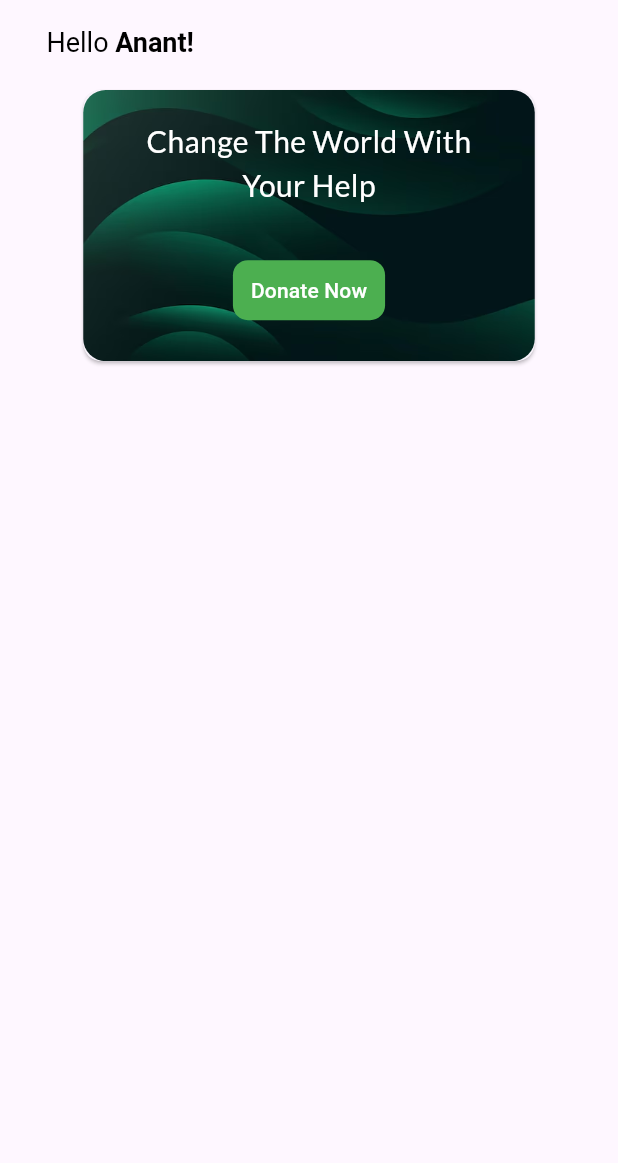
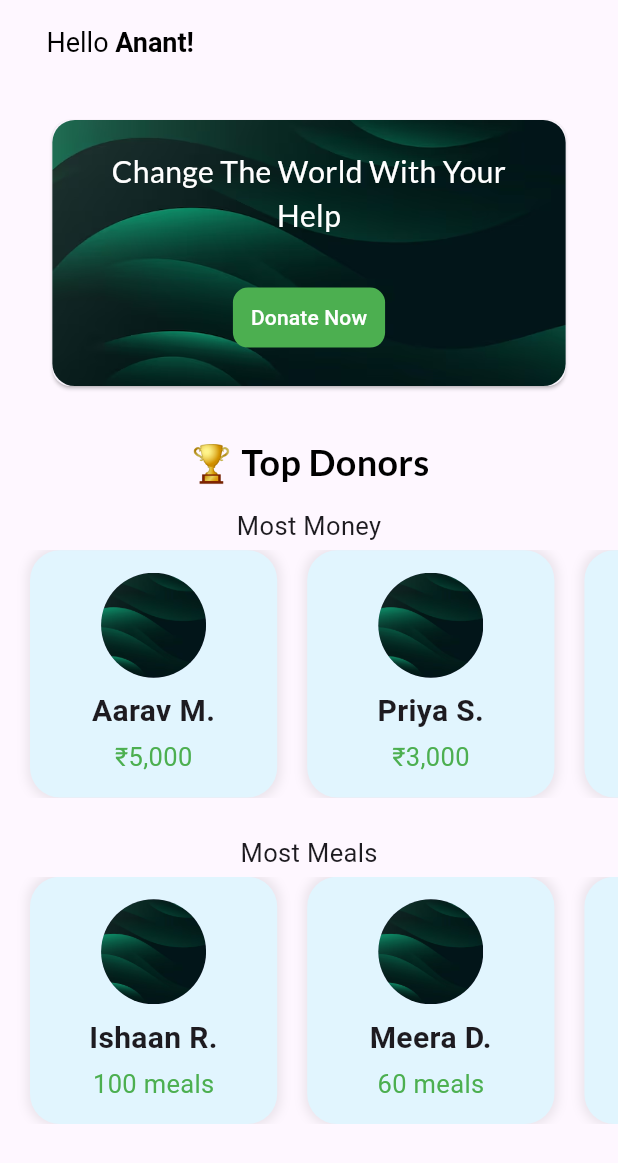
Before and after one commit to GithubAnant/Hand2Hand, a Flutter app: the screen it shows after launch, on a phone screen of 412 x 824 dp. Shown: the top 1163 px of the screen. Run offline on Flutter 3.47's test engine with Material 3 defaults, Android fonts, the phone set to English and light mode, and no system bars.

Commit message:
top donors added

```diff
--- /dev/null
+++ b/lib/donate_now_card.dart
@@ -0,0 +1,75 @@
+import 'package:flutter/material.dart';
+import 'package:hand2hand/top_donors.dart';
+
+class DonateNowCard extends StatelessWidget {
+  const DonateNowCard({
+    super.key,
+  });
+
+  @override
+  Widget build(BuildContext context) {
+    return Card(
+      child: Stack(
+
+
+
+        children: [
+
+          // Image
+          ClipRRect(
+            borderRadius: BorderRadius.circular(15),
+            child: SizedBox(
+              width: double.infinity,
+              child: Image.asset(
+                'assets/images/card_backdrop.png',
+                fit: BoxFit.fill,
+              ),
+            ),
+          ),
+
+          Column(
+            mainAxisSize: MainAxisSize.min,
+            children: [
+              Padding(
+                padding: const EdgeInsets.only(
+                  left: 38,
+                  right: 38,
+                  top: 20,
+                  bottom: 5,
+                ),
+                child: Text(
+                  'Change The World With Your Help',
+                  textAlign: TextAlign.center,
+                  style: TextStyle(
+                    fontSize: 20,
+                    color: Colors.white,
+                    fontFamily: 'Lato',
+                  ),
+                ),
+              ),
+
+              SizedBox(
+                height: MediaQuery.of(context).size.height * 0.03,
+              ),
+
+              TextButton(
+                onPressed: () {
+                  Navigator.push(context, MaterialPageRoute(builder: (context) => DonateWhat()));
+                },
+
+                style: TextButton.styleFrom(
+                  shape: RoundedRectangleBorder(
+                    borderRadius: BorderRadius.circular(10),
+                  ),
+                  backgroundColor: Colors.green,
+                  foregroundColor: Colors.white,
+                ),
+                child: Text('Donate Now'),
+              ),
+            ],
+          ),
+        ],
+      ),
+    );
+  }
+}
--- /dev/null
+++ b/lib/heading_title.dart
@@ -0,0 +1,32 @@
+import 'package:flutter/material.dart';
+
+class HeadingTitleName extends StatelessWidget {
+  const HeadingTitleName({super.key, required this.username});
+
+  final String username;
+
+  @override
+  Widget build(BuildContext context) {
+    return Padding(
+      padding: const EdgeInsets.only(left: 15.0),
+      child: RichText(
+        text: TextSpan(
+          children: [
+            TextSpan(
+              text: "Hello ",
+              style: TextStyle(fontSize: 18, color: Colors.black),
+            ),
+            TextSpan(
+              text: '$username!',
+              style: TextStyle(
+                color: Colors.black,
+                fontWeight: FontWeight.bold,
+                fontSize: 18,
+              ),
+            ),
+          ],
+        ),
+      ),
+    );
+  }
+}
--- a/lib/landing_page.dart
+++ b/lib/landing_page.dart
@@ -1,4 +1,6 @@
 import 'package:flutter/material.dart';
+import 'package:hand2hand/donate_now_card.dart';
+import 'package:hand2hand/heading_title.dart';
 
 class LandingPage extends StatefulWidget {
   const LandingPage({super.key});
@@ -10,101 +12,168 @@ class LandingPage extends StatefulWidget {
 class _LandingPageState extends State<LandingPage> {
   String username = "Anant";
 
-  @override
-  void initState() {
-    super.initState();
-  }
+  final List<Map<String, dynamic>> donorsMoney = [
+    {
+      "name": "Aarav M.",
+      "amount": "₹5,000",
+      "image": "assets/images/card_backdrop.png",
+    },
+    {
+      "name": "Priya S.",
+      "amount": "₹3,000",
+      "image": "assets/images/card_backdrop.png",
+    },
+    {
+      "name": "Rohan K.",
+      "amount": "₹2,500",
+      "image": "assets/images/card_backdrop.png",
+    },
+    {
+      "name": "Ananya V.",
+      "amount": "₹2,000",
+      "image": "assets/images/card_backdrop.png",
+    },
+    {
+      "name": "Vikram T.",
+      "amount": "₹1,500",
+      "image": "assets/images/card_backdrop.png",
+    },
+  ];
+
+  final List<Map<String, String>> donorsMeals = [
+    {
+      "name": "Ishaan R.",
+      "amount": "100 meals",
+      "image": "assets/images/card_backdrop.png",
+    },
+    {
+      "name": "Meera D.",
+      "amount": "60 meals",
+      "image": "assets/images/card_backdrop.png",
+    },
+    {
+      "name": "Vivaan S.",
+      "amount": "50 meals",
+      "image": "assets/images/card_backdrop.png",
+    },
+    {
+      "name": "Aisha K.",
+      "amount": "40 meals",
+      "image": "assets/images/card_backdrop.png",
+    },
+    {
+      "name": "Rehan P.",
+      "amount": "30 meals",
+      "image": "assets/images/card_backdrop.png",
+    },
+  ];
 
   @override
   Widget build(BuildContext context) {
     return Scaffold(
       appBar: AppBar(title: HeadingTitleName(username: username)),
-      body: Center(
+      body: Column(
+        crossAxisAlignment: CrossAxisAlignment.center,
+        children: [
+          SizedBox(height: 20),
+
+          // Top Donors Section
+          Padding(
+            padding: const EdgeInsets.symmetric(horizontal: 15.0),
             child: Column(
+              // crossAxisAlignment: CrossAxisAlignment.start,
               children: [
-            SizedBox(
-              width: MediaQuery.of(context).size.width * 0.75,
-              child: Card(
-                child: Stack(
-                  children: [
-                    ClipRRect(
-                      borderRadius: BorderRadius.circular(15),
-                      child: Image.asset(
-                        'assets/images/card_backdrop.png',
-                        fit: BoxFit.cover,
+                Center(
+                  child: SizedBox(
+                    width: MediaQuery.of(context).size.width * 0.85,
+                    height: MediaQuery.of(context).size.width * 0.45,
+                    child: DonateNowCard(),
+                  ),
+                ),
+                SizedBox(height: 30),
+
+                Text(
+                  '🏆 Top Donors',
+                  style: TextStyle(
+                    color: Colors.black,
+                    fontFamily: 'Lato',
+                    fontSize: 24,
+                    fontWeight: FontWeight.bold,
                   ),
                 ),
 
-                    Center(
-                      child: Column(
-                        children: [
-                          Padding(
-                            padding: const EdgeInsets.only(left: 28, right: 28, top: 20, bottom: 15),
-                            child: Text(
-                              'Change The World With Your Help',
-                              textAlign: TextAlign.center,
-                              style: TextStyle(
-                                fontSize: 20,
-                                color: Colors.white,
-                                fontFamily: 'Lato'
-                                ),
-                            ),
-                          ),
-
-                          SizedBox(height: MediaQuery.of(context).size.height*0.02),
-
-                          TextButton(
-                            onPressed: (){},
-
-                            style: TextButton.styleFrom(
-                              shape: RoundedRectangleBorder(
-                                borderRadius: BorderRadius.circular(10)
-                              ),
-                              backgroundColor: Colors.green,
-                              foregroundColor: Colors.white
-                            ),
-                            child: Text('Donate Now'),
-                            )
+                SizedBox(height: MediaQuery.of(context).size.height * 0.005),
               ],
             ),
           ),
+          SizedBox(height: MediaQuery.of(context).size.height * 0.01),
+          Text('Most Money', style: TextStyle(fontSize: 17),),
+          SizedBox(height: MediaQuery.of(context).size.height * 0.005),
+
+          // Top Donors ListView
+          ListViewDonorsTop(donorsWhat: donorsMoney),
+          SizedBox(height: MediaQuery.of(context).size.height * 0.03),
+          Text('Most Meals', style: TextStyle(fontSize: 17),),
+          SizedBox(height: MediaQuery.of(context).size.height * 0.005),
+          ListViewDonorsTop(donorsWhat: donorsMeals),
         ],
-                ),
-              ),
-            ),
-          ],
-        ),
       ),
     );
   }
 }
 
-class HeadingTitleName extends StatelessWidget {
-  const HeadingTitleName({super.key, required this.username});
+class ListViewDonorsTop extends StatelessWidget {
+  const ListViewDonorsTop({super.key, required this.donorsWhat});
 
-  final String username;
+  final List<Map<String, dynamic>> donorsWhat;
 
   @override
   Widget build(BuildContext context) {
-    return Padding(
-      padding: const EdgeInsets.only(left: 15.0),
-      child: RichText(
-        text: TextSpan(
-          children: [
-            TextSpan(
-              text: "Hello ",
-              style: TextStyle(fontSize: 18, color: Colors.black),
-            ),
-            TextSpan(
-              text: '$username!',
-              style: TextStyle(
-                color: Colors.black,
-                fontWeight: FontWeight.bold,
-                fontSize: 18,
-              ),
+    return SizedBox(
+      height: MediaQuery.of(context).size.height * 0.20,
+      child: ListView.builder(
+        scrollDirection: Axis.horizontal,
+        itemCount: donorsWhat.length,
+        itemBuilder: (context, index) {
+          final donor = donorsWhat[index];
+          return Container(
+            width: MediaQuery.of(context).size.width * 0.4,
+            margin: EdgeInsets.only(left: 20, right: 0),
+            padding: EdgeInsets.all(10),
+            decoration: BoxDecoration(
+              color: Colors.lightBlue.shade50,
+              borderRadius: BorderRadius.circular(20),
+              boxShadow: [
+                BoxShadow(
+                  color: Colors.black.withAlpha(20),
+                  blurRadius: 5,
+                  spreadRadius: 2,
                 ),
               ],
             ),
+            child: Column(
+              mainAxisAlignment: MainAxisAlignment.center,
+              children: [
+                CircleAvatar(
+                  backgroundImage: AssetImage(donor["image"]),
+                  radius: 35,
+                ),
+                SizedBox(height: 8),
+                Text(
+                  donor["name"],
+                  style: TextStyle(fontSize: 20, fontWeight: FontWeight.bold),
+                  textAlign: TextAlign.center,
+                ),
+                SizedBox(height: 4),
+
+                Text(
+                  "${donor["amount"]}",
+                  style: TextStyle(color: Colors.green, fontSize: 17),
+                ),
+              ],
+            ),
+          );
+        },
       ),
     );
   }
```
Also changed, not shown: lib/top_donors.dart (added, +32 -0 lines), lib/your_impact.dart (added, +77 -0 lines). Lines whose indentation alone changed are shown as unchanged.
